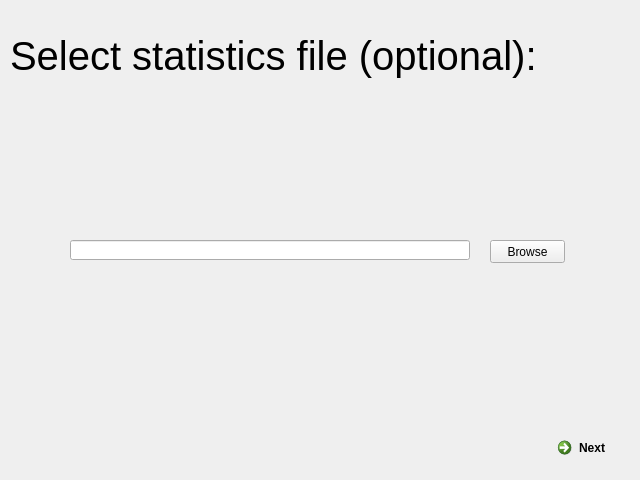
Old version of the form src/gui/dialogstatsselector.ui in the repository Teuira/fitmodelqt.
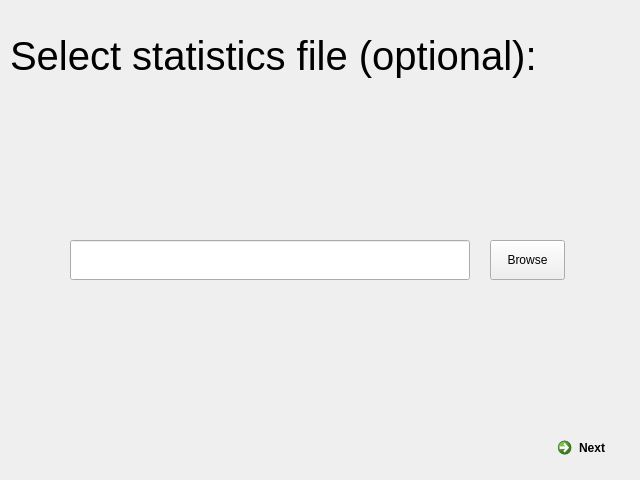
New version of the form.

Patch:
```diff
--- a/src/gui/dialogstatsselector.ui
+++ b/src/gui/dialogstatsselector.ui
@@ -32,7 +32,7 @@
      <x>70</x>
      <y>240</y>
      <width>400</width>
-     <height>20</height>
+     <height>40</height>
     </rect>
    </property>
   </widget>
@@ -42,7 +42,7 @@
      <x>490</x>
      <y>240</y>
      <width>75</width>
-     <height>23</height>
+     <height>40</height>
     </rect>
    </property>
    <property name="text">
```
